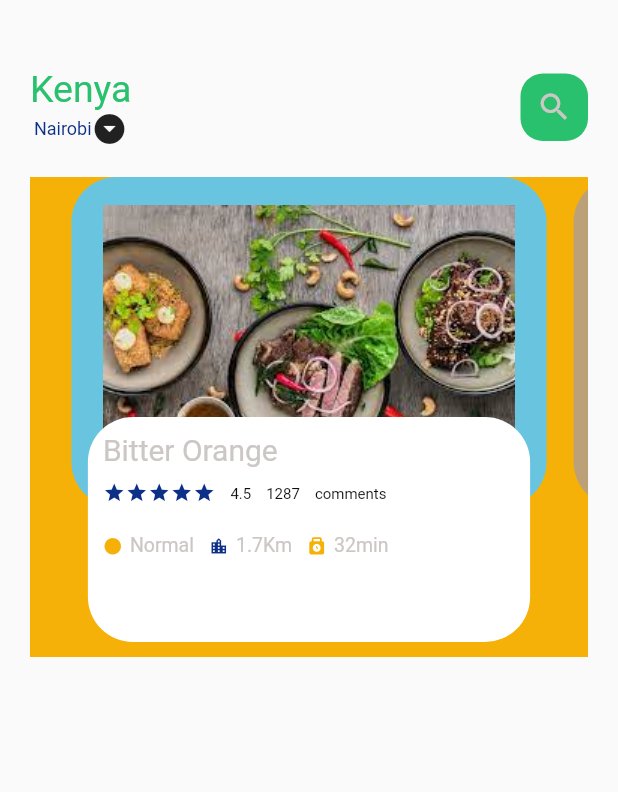
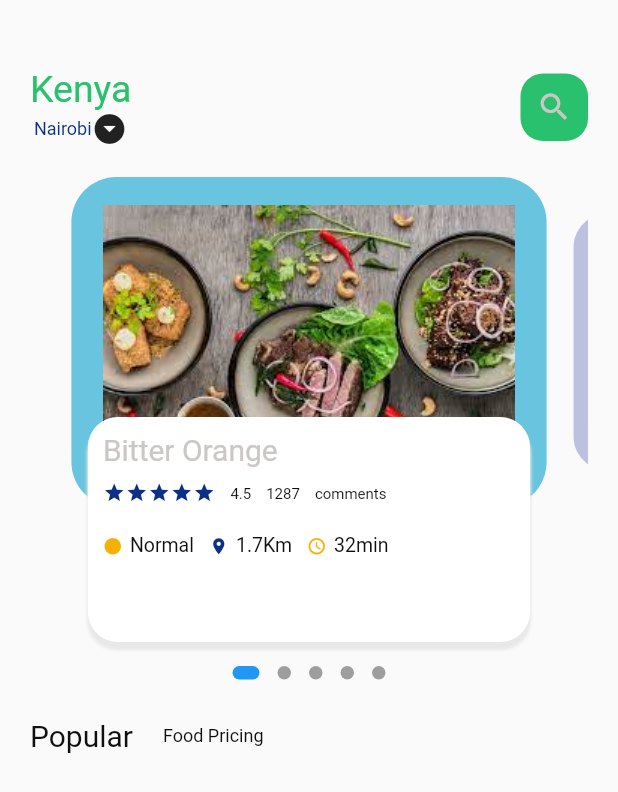
Before and after one commit to Lovestrant/Food-App, a Flutter app: the screen it shows after launch, on a phone screen of 412 x 824 dp. Shown: the top 792 px of the screen. Run offline on Flutter 3.47's test engine with Material 2 defaults, Android fonts, the phone set to English and light mode, and no system bars; drawn by our look-alikes of dots_indicator; our stand-ins replace get.

Commit message:
Second Commit

```diff
--- a/lib/Home/food_page_body.dart
+++ b/lib/Home/food_page_body.dart
@@ -1,3 +1,4 @@
+import 'package:dots_indicator/dots_indicator.dart';
 import 'package:flutter/cupertino.dart';
 import 'package:flutter/material.dart';
 import 'package:flutter_food_app/utils/Colors.dart';
@@ -13,11 +14,35 @@ class FoodPageBody extends StatefulWidget {
 }
 
 class _FoodPageBodyState extends State<FoodPageBody> {
+
+  var curPagevalue = 0.0;
+  double scaleFactor = 0.8;
+  double height = 220;
+
   @override
   Widget build(BuildContext context) {
     PageController pageController = PageController(viewportFraction: 0.9);
-    return Container(
-      color: AppColors.yellowColor,
+
+
+    @override
+    void initState() {
+      super.initState();
+      pageController.addListener(() {
+        setState(() {
+          curPagevalue = pageController.page!;
+        });
+      });
+    }
+    @override
+    void dispose() {
+      pageController.dispose();
+    }
+
+    return Column(
+      children: [
+        SingleChildScrollView(
+          child: Container(
+            // color: AppColors.yellowColor,
             height: 320,
             margin: EdgeInsets.only(top: 20),
             child: PageView.builder(
@@ -26,11 +51,92 @@ class _FoodPageBodyState extends State<FoodPageBody> {
                 itemBuilder: (context, position) {
                   return _buildPageItems(position);
                 }),
+          ),
+        ),
+
+        new DotsIndicator(
+        dotsCount: 5,
+        position: curPagevalue,
+        decorator: DotsDecorator(
+        size: const Size.square(9.0),
+        activeSize: const Size(18.0, 9.0),
+        activeShape: RoundedRectangleBorder(borderRadius: BorderRadius.circular(5.0)),
+        ),
+        ),
+
+        SizedBox(height: 20,),
+
+        Row(
+          mainAxisAlignment: MainAxisAlignment.start,
+          children: [
+            BigText(text: "Popular"),
+            SizedBox(width: 20,),
+            SmallText(text: "Food Pricing"),
+          ],
+        ),
+
+        SizedBox(height: 20,),
+
+        //List view to display list of Images and text
+        Container(
+          height: 100,
+          child: ListView.builder(
+              itemCount: 5,
+              itemBuilder: (context, index) {
+                return Container(
+                  margin: EdgeInsets.only(left: 20, right: 20),
+                  child: Row(
+                    children: [
+                      Container(
+                        height: 200,
+                        decoration: BoxDecoration(
+                          borderRadius: BorderRadius.circular(10),
+                          color: Colors.white,
+                          image: DecorationImage(
+                              image: AssetImage("Assets/Images/food10.png"),
+                          ),
+                        ),
+                      )
+                    ],
+                  ),
+                );
+              }),
+        ),
+
+      ],
     );
   }
 
   Widget _buildPageItems(int index) {
-    return Stack(
+    Matrix4 matrix = new Matrix4.identity();
+
+    if(index == curPagevalue.floor()) {
+      var curScale = 1 - (curPagevalue - index)* (1-scaleFactor);
+      var curTransform = height*(1-curScale)/2;
+      matrix = Matrix4.diagonal3Values(1, curScale, 1)..setTranslationRaw(0, curTransform, 0);
+
+    } else if(index == curPagevalue.floor() +1) {
+      var curScale = scaleFactor - (curPagevalue - index +1)* (1-scaleFactor);
+      var curTransform = height*(1-curScale)/2;
+
+      matrix = Matrix4.diagonal3Values(1, curScale, 1)..setTranslationRaw(0, curTransform, 0);
+
+    } else if(index == curPagevalue.floor() -1) {
+      var curScale = 1 - (curPagevalue - index)* (1-scaleFactor);
+      matrix = Matrix4.diagonal3Values(1, curScale, 1);
+      var curTransform = height*(1-curScale)/2;
+
+      matrix = Matrix4.diagonal3Values(1, curScale, 1)..setTranslationRaw(0, curTransform, 0);
+    }else {
+      var curScale = 0.8;
+      matrix = Matrix4.diagonal3Values(1, curScale, 1)..setTranslationRaw(0, height*(1-scaleFactor)/2, 1);
+    }
+
+
+    return Transform(
+      transform: matrix,
+
+      child: Stack(
         children: [
           Container(
             height: 220,
@@ -51,8 +157,15 @@ class _FoodPageBodyState extends State<FoodPageBody> {
               height: 150,
               margin: EdgeInsets.only(left: 20,right: 20,bottom: 10),
               decoration: BoxDecoration(
-              borderRadius: BorderRadius.circular(30),
-              color: AppColors.whiteColor
+                  borderRadius: BorderRadius.circular(20),
+                  color: AppColors.whiteColor,
+                boxShadow: [
+                  BoxShadow(
+                    color: Color(0xffe8e8e8),
+                    offset: Offset(0,5),
+                    blurRadius: 1.0
+                  )
+                ],
               ),
               child: Container(
                 padding: EdgeInsets.only(left: 10,right: 10,top: 10),
@@ -81,22 +194,22 @@ class _FoodPageBodyState extends State<FoodPageBody> {
                         IconAndText(
                             icon: Icons.circle_sharp,
                             text: "Normal",
-                          iconColor: AppColors.yellowColor,
-                          textColor: AppColors.textColor),
+                            iconColor: AppColors.yellowColor
+                        ),
                         SizedBox(width: 10,),
 
                         IconAndText(
-                          icon: Icons.location_city_sharp,
+                            icon: Icons.location_on,
                             text: "1.7Km",
-                          iconColor: AppColors.blueColor,
-                          textColor: AppColors.textColor),
+                            iconColor: AppColors.blueColor
+                        ),
                         SizedBox(width: 10),
 
                         IconAndText(
-                          icon: Icons.punch_clock_rounded,
+                            icon: Icons.access_time_rounded,
                             text: "32min",
-                          iconColor: AppColors.yellowColor,
-                          textColor: AppColors.textColor)
+                            iconColor: AppColors.yellowColor
+                        )
                       ],
                     )
                   ],
@@ -105,6 +218,7 @@ class _FoodPageBodyState extends State<FoodPageBody> {
             ),
           ),
         ],
+      ),
     );
   }
 }
--- a/lib/Home/main_food_page.dart
+++ b/lib/Home/main_food_page.dart
@@ -16,8 +16,10 @@ class MainFoodPage extends StatefulWidget {
 class _MainFoodPageState extends State<MainFoodPage> {
   @override
   Widget build(BuildContext context) {
+
     return Scaffold(
-      body: Container(
+      body: SingleChildScrollView(
+        child: Container(
           margin: EdgeInsets.only(top: 45, bottom: 15),
           padding: EdgeInsets.only(left: 20, right: 20),
 
@@ -59,6 +61,7 @@ class _MainFoodPageState extends State<MainFoodPage> {
             ],
           ),
         ),
+      ),
 
     );
   }
--- /dev/null
+++ b/lib/utils/Dimensions.dart
@@ -0,0 +1,10 @@
+import 'package:get/get.dart';
+class Dimensions {
+  static double screenHeight = Get.context!.height;
+  static double screenWidth = Get.context!.width;
+
+  static double pageViewContainer = screenHeight/3.84;
+  static double pageView = screenHeight/2.64;
+  static double pageViewTextContainer = screenHeight/7.03;
+
+}
--- a/lib/widgets/icon_and_text.dart
+++ b/lib/widgets/icon_and_text.dart
@@ -6,14 +6,13 @@ class IconAndText extends StatelessWidget {
   double size;
   final String text;
   final Color iconColor;
-  final Color textColor;
 
   IconAndText({Key? key,
    required this.icon,
     this.size = 13,
     required this.text,
     required this.iconColor,
-    required this.textColor
+
   }) : super(key: key);
 
   @override
@@ -22,7 +21,7 @@ class IconAndText extends StatelessWidget {
       children: [
         Icon(icon, color: iconColor,size: size,),
         SizedBox(width: 5),
-        SmallText(text: text, color: textColor,size: size,)
+        SmallText(text: text, size: size,)
       ],
     );
   }
--- a/pubspec.yaml
+++ b/pubspec.yaml
@@ -29,7 +29,8 @@ environment:
 dependencies:
   flutter:
     sdk: flutter
-
+  get: ^4.1.4
+  dots_indicator: ^2.1.0
 
   # The following adds the Cupertino Icons font to your application.
   # Use with the CupertinoIcons class for iOS style icons.
@@ -38,6 +39,7 @@ dependencies:
 dev_dependencies:
   flutter_test:
     sdk: flutter
+
 
   # The "flutter_lints" package below contains a set of recommended lints to
   # encourage good coding practices. The lint set provided by the package is
```
Also changed, not shown: pubspec.lock. Lines whose indentation alone changed are shown as unchanged.
